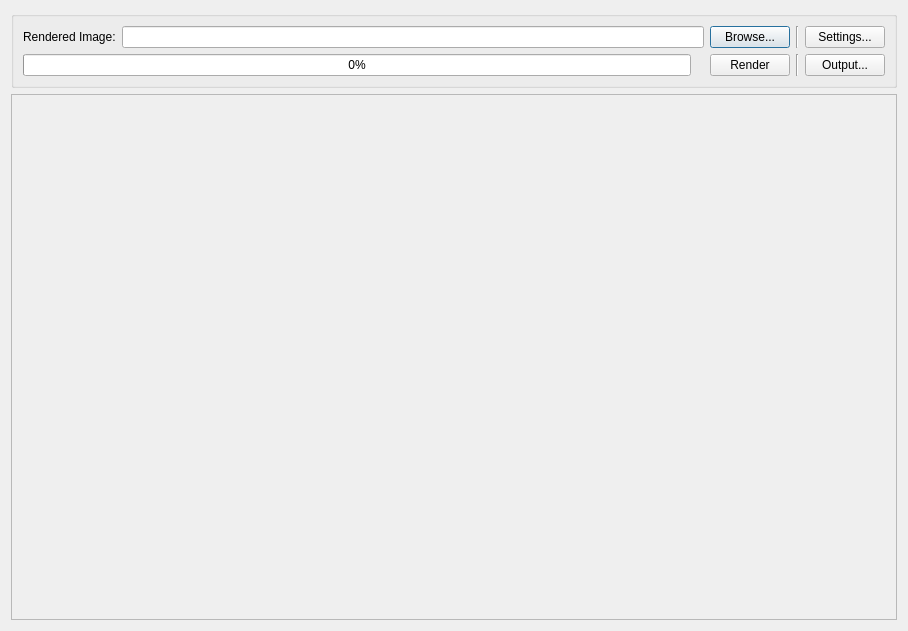
trevorsandy/lpub3d-ci, file mainApp/renderdialog.ui: the form before one commit.
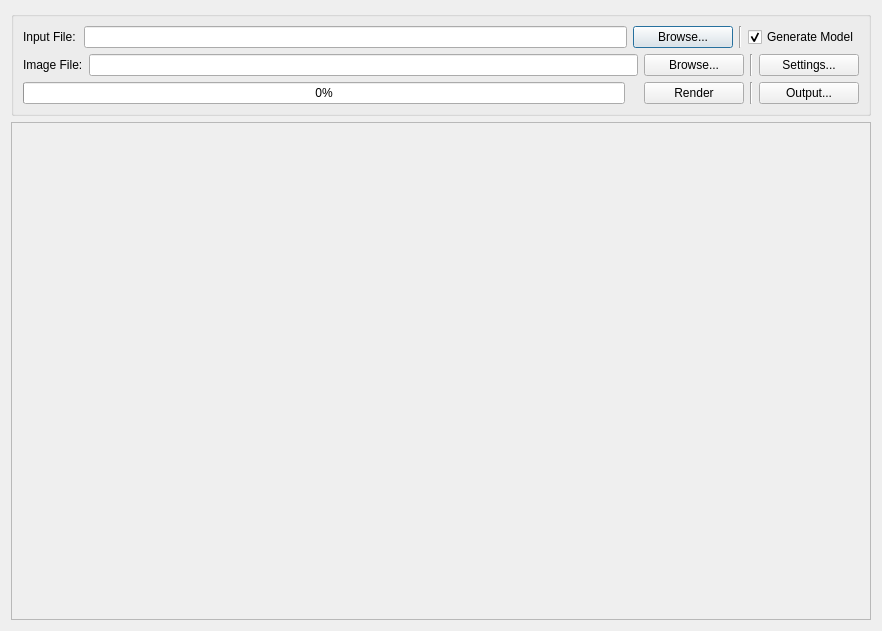
The form after the commit.

Commit message: LDraw Render - optionally set input file #416

```diff
--- a/mainApp/renderdialog.ui
+++ b/mainApp/renderdialog.ui
@@ -6,7 +6,7 @@
    <rect>
     <x>0</x>
     <y>0</y>
-    <width>908</width>
+    <width>882</width>
     <height>631</height>
    </rect>
   </property>
@@ -18,19 +18,95 @@
   </property>
   <layout class="QVBoxLayout" name="verticalLayout">
    <item>
-    <layout class="QVBoxLayout" name="verticalLayout_2">
-     <item>
-      <widget class="QGroupBox" name="SettingsGrpBox">
+    <widget class="QGroupBox" name="SettingsGroupBox">
        <property name="title">
         <string/>
        </property>
-       <layout class="QVBoxLayout" name="verticalLayout_3">
+     <layout class="QVBoxLayout" name="settingsGroupLayout">
+      <item>
+       <layout class="QHBoxLayout" name="inputLayout">
+        <item>
+         <widget class="QLabel" name="InputLabel">
+          <property name="minimumSize">
+           <size>
+            <width>55</width>
+            <height>0</height>
+           </size>
+          </property>
+          <property name="text">
+           <string>Input File:</string>
+          </property>
+         </widget>
+        </item>
+        <item>
+         <widget class="QLineEdit" name="InputEdit">
+          <property name="enabled">
+           <bool>true</bool>
+          </property>
+          <property name="toolTip">
+           <string>LDraw file to be imported to Blender</string>
+          </property>
+         </widget>
+        </item>
+        <item>
+         <widget class="QPushButton" name="InputBrowseButton">
+          <property name="enabled">
+           <bool>true</bool>
+          </property>
+          <property name="minimumSize">
+           <size>
+            <width>100</width>
+            <height>0</height>
+           </size>
+          </property>
+          <property name="toolTip">
+           <string>Browse and select LDraw input file</string>
+          </property>
+          <property name="text">
+           <string>Browse...</string>
+          </property>
+         </widget>
+        </item>
+        <item>
+         <widget class="Line" name="InputLine">
+          <property name="orientation">
+           <enum>Qt::Vertical</enum>
+          </property>
+         </widget>
+        </item>
+        <item>
+         <widget class="QCheckBox" name="InputGenerateCheck">
+          <property name="minimumSize">
+           <size>
+            <width>100</width>
+            <height>0</height>
+           </size>
+          </property>
+          <property name="toolTip">
+           <string>Generate LDraw input file from current model or step</string>
+          </property>
+          <property name="text">
+           <string>Generate Model</string>
+          </property>
+          <property name="checked">
+           <bool>true</bool>
+          </property>
+         </widget>
+        </item>
+       </layout>
+      </item>
         <item>
          <layout class="QHBoxLayout" name="outputLayout">
           <item>
-           <widget class="QLabel" name="outputLabel">
+         <widget class="QLabel" name="OutputLabel">
+          <property name="minimumSize">
+           <size>
+            <width>55</width>
+            <height>0</height>
+           </size>
+          </property>
             <property name="text">
-             <string>Rendered Image:</string>
+           <string>Image File:</string>
             </property>
            </widget>
           </item>
@@ -39,6 +115,12 @@
           </item>
           <item>
            <widget class="QPushButton" name="OutputBrowseButton">
+          <property name="minimumSize">
+           <size>
+            <width>100</width>
+            <height>0</height>
+           </size>
+          </property>
             <property name="toolTip">
              <string>Browse and select output file</string>
             </property>
@@ -56,6 +138,12 @@
           </item>
           <item>
            <widget class="QPushButton" name="RenderSettingsButton">
+          <property name="minimumSize">
+           <size>
+            <width>100</width>
+            <height>0</height>
+           </size>
+          </property>
             <property name="text">
              <string>Settings...</string>
             </property>
@@ -76,13 +164,7 @@
            </widget>
           </item>
           <item>
-           <widget class="QLabel" name="TimeLabel">
-            <property name="sizePolicy">
-             <sizepolicy hsizetype="Fixed" vsizetype="Preferred">
-              <horstretch>0</horstretch>
-              <verstretch>0</verstretch>
-             </sizepolicy>
-            </property>
+         <widget class="QLabel" name="RenderLabel">
             <property name="text">
              <string/>
             </property>
@@ -90,6 +172,12 @@
           </item>
           <item>
            <widget class="QPushButton" name="RenderButton">
+          <property name="minimumSize">
+           <size>
+            <width>100</width>
+            <height>0</height>
+           </size>
+          </property>
             <property name="text">
              <string>Render</string>
             </property>
@@ -103,7 +191,13 @@
            </widget>
           </item>
           <item>
-           <widget class="QPushButton" name="StandardOutButton">
+         <widget class="QPushButton" name="RenderOutputButton">
+          <property name="minimumSize">
+           <size>
+            <width>100</width>
+            <height>0</height>
+           </size>
+          </property>
             <property name="toolTip">
              <string>View render process standard output</string>
             </property>
@@ -117,8 +211,6 @@
        </layout>
       </widget>
      </item>
-    </layout>
-   </item>
    <item>
     <widget class="QLabel" name="preview">
      <property name="sizePolicy">
```
Left out of the diff: 13 changed lines with no effect on the pictures. Lines whose indentation alone changed are shown as unchanged. The commit also changes 10 other files.
